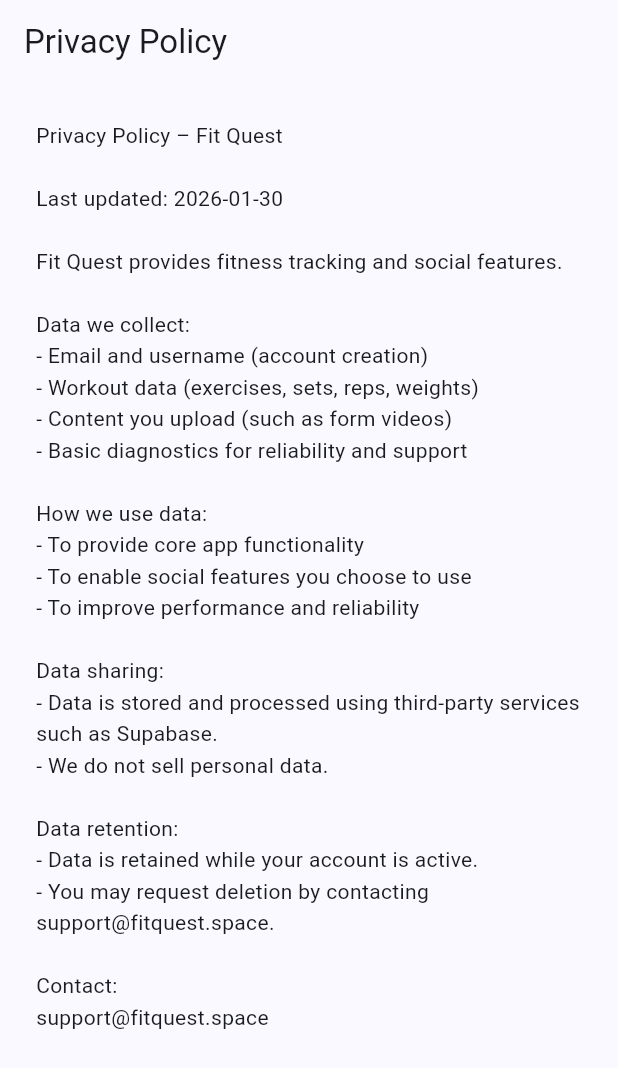
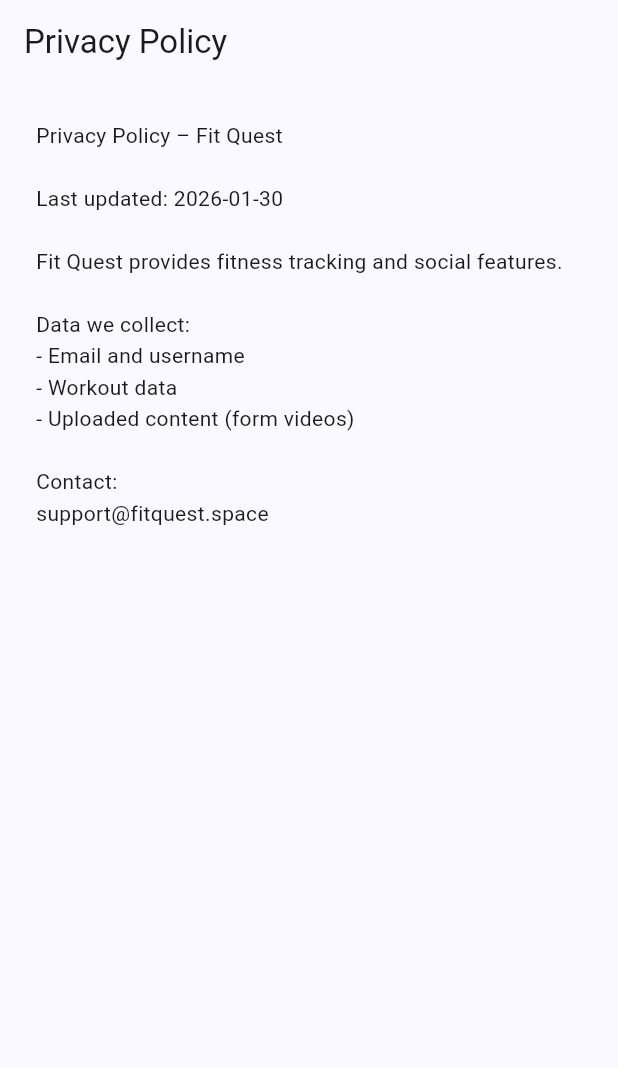
Before and after one commit to nobleideas/fitquest-landing, a Flutter app: the screen it shows after launch, after a tap on "Privacy Policy", on a phone screen of 412 x 824 dp. Shown: the top 1068 px of the screen. Run offline on Flutter 3.47's test engine with Material 3 defaults, Android fonts, the phone set to English and light mode, and no system bars; our stand-ins replace go_router; missing offline and left inert: dart:html, dart:ui_web.

Commit message:
video rotation

```diff
--- a/lib/main.dart
+++ b/lib/main.dart
@@ -7,7 +7,7 @@
 import 'package:go_router/go_router.dart';
 
 void main() {
-  usePathUrlStrategy(); // removes #/ from URLs on Flutter web
+  usePathUrlStrategy();
   runApp(const FitQuestLanding());
 }
 
@@ -42,7 +42,6 @@
     return Scaffold(
       body: Center(
         child: ConstrainedBox(
-          // Wider so the videos can be BIG
           constraints: const BoxConstraints(maxWidth: 1200),
           child: ListView(
             padding: const EdgeInsets.symmetric(horizontal: 24, vertical: 28),
@@ -68,10 +67,7 @@
                 runSpacing: 12,
                 children: [
                   ElevatedButton(
-                    onPressed: () {
-                      // TODO: Replace with your Play Store listing once you have it.
-                      // Example: https://play.google.com/store/apps/details?id=YOUR.PACKAGE
-                    },
+                    onPressed: () {},
                     child: const Text('Download on Google Play'),
                   ),
                   OutlinedButton(
@@ -90,23 +86,19 @@
               const SizedBox(height: 38),
               const _SectionHeader(
                 title: 'See Fit Quest in action',
-                subtitle:
-                    'Two quick clips that show the vibe and the core flows.',
+                subtitle: 'Two quick clips that show the vibe and the core flows.',
               ),
               const SizedBox(height: 16),
 
-              // BIG by default: stacked full-width cards
               const PromoVideoCard(
                 title: 'Promo video #1',
-                description:
-                    '54-second overview: account setup, friends, sharing, importing.',
-                assetPath: 'assets/videos/fq-promo1.mp4',
+                description: '54-second overview of the Fit Quest experience.',
+                assetPath: 'assets/videos/promo1.mp4',
               ),
               const SizedBox(height: 20),
               const PromoVideoCard(
                 title: 'Promo video #2',
-                description:
-                    '1:20 deep dive: exercise history, suggested sets, form video + import.',
+                description: '1:20 deep dive into exercise history and form videos.',
                 assetPath: 'assets/videos/promo2.mp4',
               ),
 
@@ -168,10 +160,7 @@
       child: Column(
         crossAxisAlignment: CrossAxisAlignment.start,
         children: [
-          Text(
-            title,
-            style: const TextStyle(fontSize: 20, fontWeight: FontWeight.w900),
-          ),
+          Text(title, style: const TextStyle(fontSize: 20, fontWeight: FontWeight.w900)),
           const SizedBox(height: 6),
           Text(
             description,
@@ -183,29 +172,17 @@
           ),
           const SizedBox(height: 14),
 
-          // BIG 16:9 frame, native browser controls => fullscreen button works
           ClipRRect(
             borderRadius: BorderRadius.circular(14),
             child: AspectRatio(
               aspectRatio: 16 / 9,
               child: Container(
-                color: const Color(0xFF0B1220),
+                color: Colors.black,
                 child: kIsWeb
                     ? _NativeHtmlVideo(assetPath: assetPath)
-                    : const Center(
-                        child: Text(
-                          'Video preview is available on web.',
-                          style: TextStyle(color: Colors.white70),
-                        ),
-                      ),
+                    : const SizedBox.shrink(),
               ),
             ),
-          ),
-
-          const SizedBox(height: 10),
-          const Text(
-            'Tip: Use the fullscreen icon in the video controls.',
-            style: TextStyle(color: Color(0xFF6B7280), fontSize: 12),
           ),
         ],
       ),
@@ -229,21 +206,23 @@
   void initState() {
     super.initState();
 
-    _viewType =
-        'fq-video-${widget.assetPath}-${DateTime.now().microsecondsSinceEpoch}';
-
-    final src = 'assets/${widget.assetPath}'; // ✅ THIS IS THE FIX
+    _viewType = 'fq-video-${widget.assetPath}-${DateTime.now().microsecondsSinceEpoch}';
+    final src = 'assets/${widget.assetPath}';
 
     final v = html.VideoElement()
       ..src = src
       ..controls = true
-      ..autoplay = false
-      ..loop = false
       ..preload = 'metadata'
       ..style.width = '100%'
       ..style.height = '100%'
+      ..style.maxWidth = '100%'
+      ..style.maxHeight = '100%'
       ..style.objectFit = 'contain'
-      ..setAttribute('playsinline', 'true');
+      ..style.transform = 'none'
+      ..style.setProperty('-webkit-transform', 'none')
+      ..style.backgroundColor = 'black'
+      ..setAttribute('playsinline', 'true')
+      ..setAttribute('webkit-playsinline', 'true');
 
     _video = v;
 
@@ -277,10 +256,7 @@
     return Column(
       crossAxisAlignment: CrossAxisAlignment.start,
       children: [
-        Text(
-          title,
-          style: const TextStyle(fontSize: 24, fontWeight: FontWeight.w900),
-        ),
+        Text(title, style: const TextStyle(fontSize: 24, fontWeight: FontWeight.w900)),
         const SizedBox(height: 6),
         Text(
           subtitle,
@@ -302,7 +278,8 @@
         padding: const EdgeInsets.all(24),
         child: ConstrainedBox(
           constraints: const BoxConstraints(maxWidth: 900),
-          child: const Text('''
+          child: const Text(
+            '''
 Privacy Policy – Fit Quest
 
 Last updated: 2026-01-30
@@ -310,27 +287,15 @@
 Fit Quest provides fitness tracking and social features.
 
 Data we collect:
-- Email and username (account creation)
-- Workout data (exercises, sets, reps, weights)
-- Content you upload (such as form videos)
-- Basic diagnostics for reliability and support
-
-How we use data:
-- To provide core app functionality
-- To enable social features you choose to use
-- To improve performance and reliability
-
-Data sharing:
-- Data is stored and processed using third-party services such as Supabase.
-- We do not sell personal data.
-
-Data retention:
-- Data is retained while your account is active.
-- You may request deletion by contacting support@fitquest.space.
+- Email and username
+- Workout data
+- Uploaded content (form videos)
 
 Contact:
 support@fitquest.space
-''', style: TextStyle(height: 1.5)),
+''',
+            style: TextStyle(height: 1.5),
+          ),
         ),
       ),
     );
```
Also changed, not shown: 3 other files.
